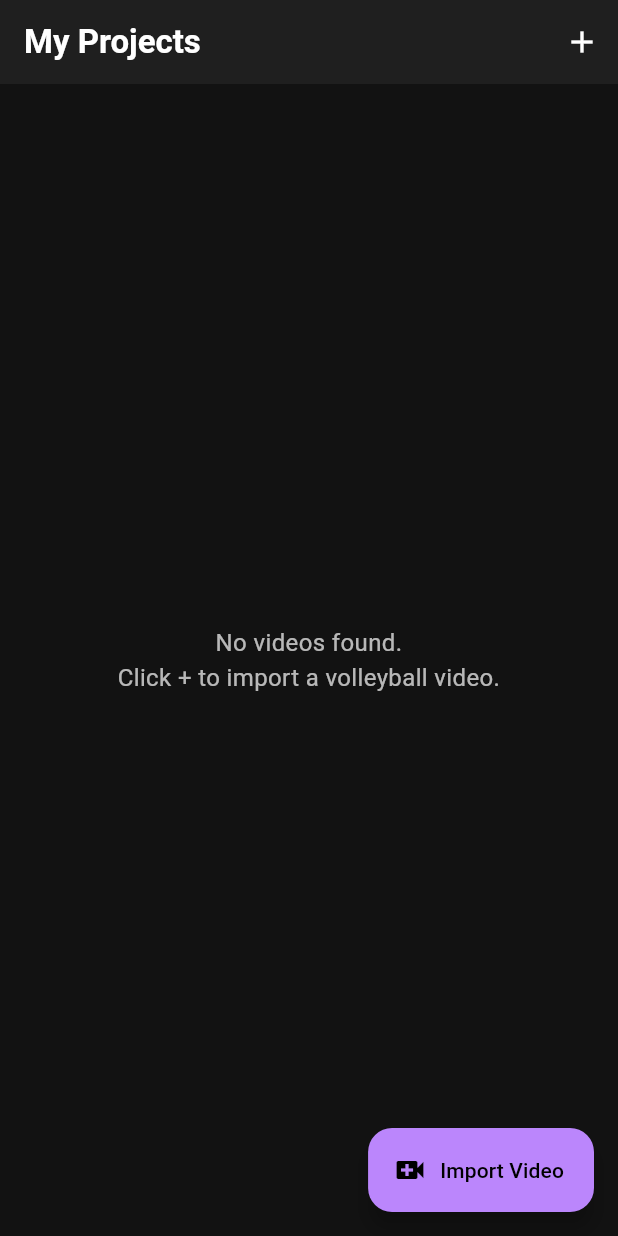
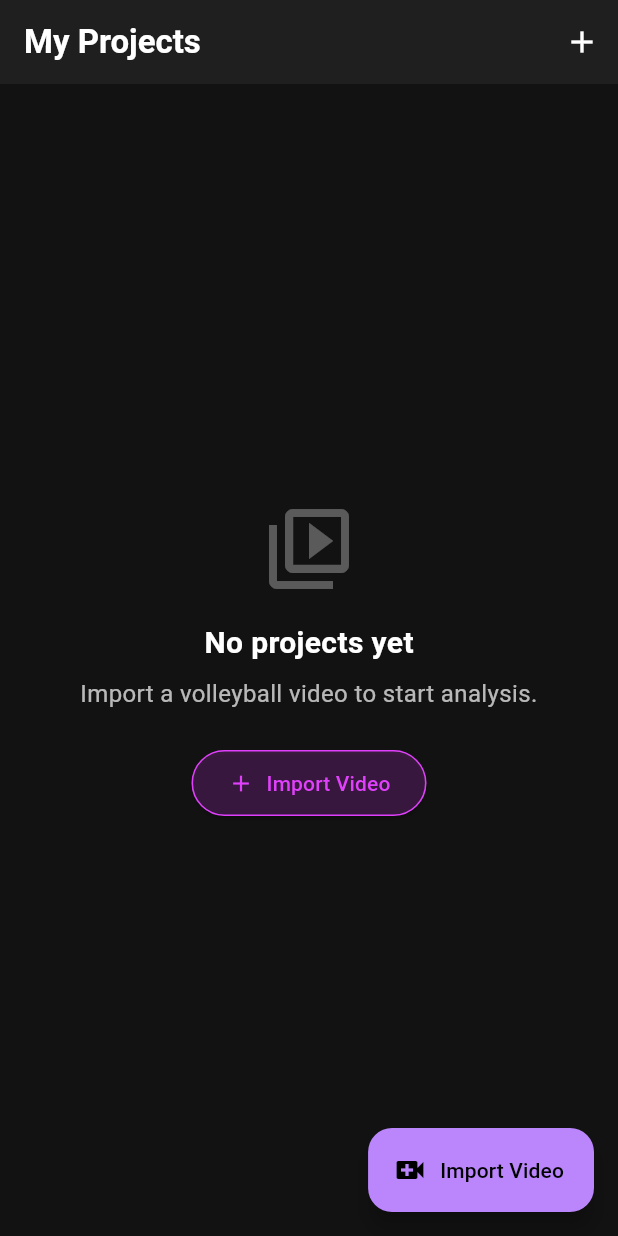
Before and after one commit to kusojac/ML_CV_Video, a Flutter app: the screen it shows after launch, on a phone screen of 412 x 824 dp. Run offline on Flutter 3.47's test engine with Material 3 defaults, Android fonts, the phone set to English and light mode, and no system bars; our stand-ins replace file_picker, shared_preferences; missing offline and left inert: media_kit, media_kit_video.

Commit message:
🎨 Palette: Improve empty state UI and add accessibility tooltip
- Enhanced `ProjectListScreen` empty state with an icon, structured title/subtitle, and an action button instead of plain text.
- Added `tooltip: 'Remove project'` to the delete `IconButton` to act as an accessibility label and provide hover feedback.

Co-authored-by: kusojac <13525690+kusojac@users.noreply.github.com>

```diff
--- a/VolleyballApp/frontend/lib/screens/project_list_screen.dart
+++ b/VolleyballApp/frontend/lib/screens/project_list_screen.dart
@@ -79,11 +79,43 @@ class _ProjectListScreenState extends State<ProjectListScreen> {
         ],
       ),
       body: _videoPaths.isEmpty
-          ? const Center(
-              child: Text(
-                'No videos found.\nClick + to import a volleyball video.',
-                textAlign: TextAlign.center,
-                style: TextStyle(color: Colors.white70, fontSize: 16),
+          ? Center(
+              child: Column(
+                mainAxisAlignment: MainAxisAlignment.center,
+                children: [
+                  const Icon(
+                    Icons.video_library_outlined,
+                    size: 64,
+                    color: Colors.white30,
+                  ),
+                  const SizedBox(height: 16),
+                  const Text(
+                    'No projects yet',
+                    style: TextStyle(
+                      color: Colors.white,
+                      fontSize: 20,
+                      fontWeight: FontWeight.bold,
+                    ),
+                  ),
+                  const SizedBox(height: 8),
+                  const Text(
+                    'Import a volleyball video to start analysis.',
+                    textAlign: TextAlign.center,
+                    style: TextStyle(color: Colors.white70, fontSize: 16),
+                  ),
+                  const SizedBox(height: 24),
+                  ElevatedButton.icon(
+                    onPressed: _importVideo,
+                    icon: const Icon(Icons.add),
+                    label: const Text('Import Video'),
+                    style: ElevatedButton.styleFrom(
+                      padding: const EdgeInsets.symmetric(horizontal: 24, vertical: 12),
+                      backgroundColor: Colors.purpleAccent.withValues(alpha: 0.2),
+                      foregroundColor: Colors.purpleAccent,
+                      side: const BorderSide(color: Colors.purpleAccent),
+                    ),
+                  ),
+                ],
               ),
             )
           : ListView.builder(
@@ -153,6 +185,7 @@ class _ProjectListScreenState extends State<ProjectListScreen> {
                           icon: const Icon(Icons.delete,
                               color: Colors.purpleAccent),
                           onPressed: () => _removeProject(path),
+                          tooltip: 'Remove project',
                         ),
                         const Icon(Icons.arrow_forward_ios,
                             color: Colors.white54),
```
Also changed, not shown: 1 other file.
